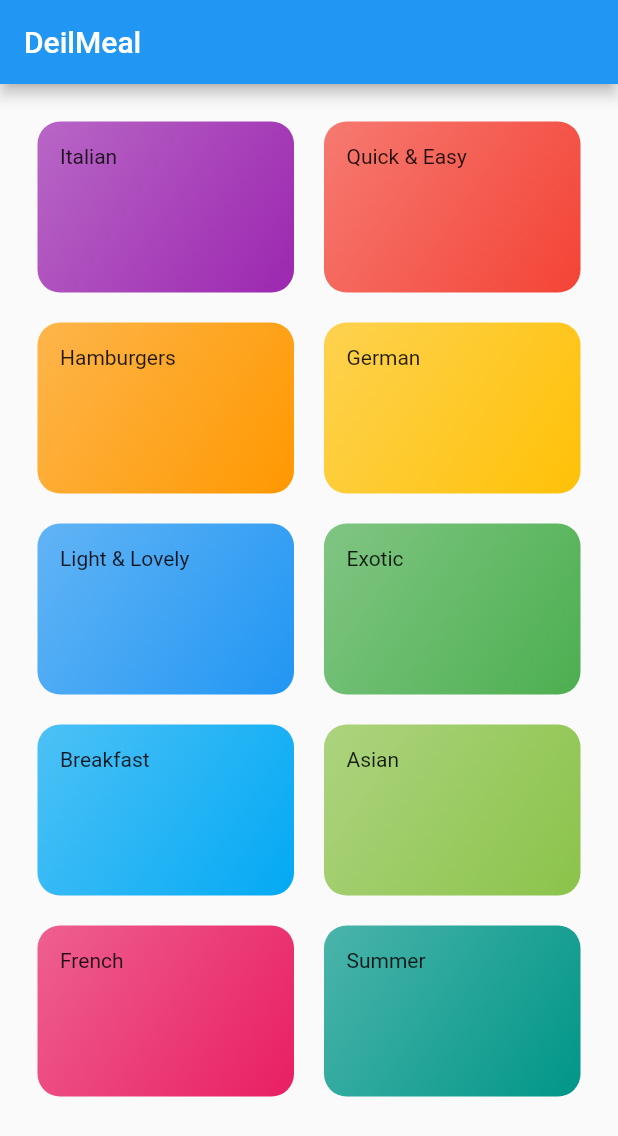
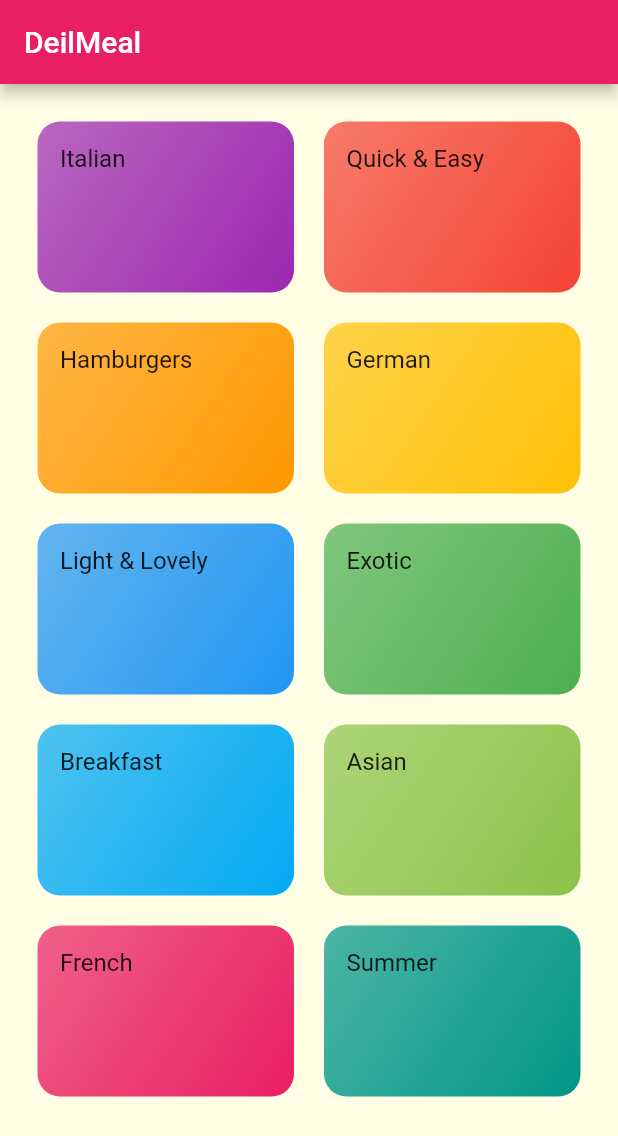
Before and after one commit to Vagabond8024/meals_app, a Flutter app: the screen it shows after launch, on a phone screen of 412 x 824 dp. Shown: the top 1136 px of the screen. Run offline on Flutter 3.47's test engine with Material 2 defaults, Android fonts, the phone set to English and light mode, and no system bars.

Commit message:
theming added

```diff
--- a/lib/categories_screen.dart
+++ b/lib/categories_screen.dart
@@ -19,7 +19,7 @@ class CategoriesScreen extends StatelessWidget {
           crossAxisSpacing: 20,
           mainAxisSpacing: 20,
         ),
-        children: DUMMY_CATEGORIES
+        children: dummyCategories
             .map((catData) =>
                 CategoryItem(title: catData.title, color: catData.color))
             .toList(),
--- a/lib/category_item.dart
+++ b/lib/category_item.dart
@@ -10,7 +10,6 @@ class CategoryItem extends StatelessWidget {
   Widget build(BuildContext context) {
     return Container(
       padding: const EdgeInsets.all(15),
-      child: Text(title),
       decoration: BoxDecoration(
         gradient: LinearGradient(
             colors: [color.withOpacity(0.7), color],
@@ -18,6 +17,10 @@ class CategoryItem extends StatelessWidget {
             end: Alignment.bottomRight),
         borderRadius: BorderRadius.circular(15),
       ),
+      child: Text(
+        title,
+        style: Theme.of(context).textTheme.titleMedium,
+      ),
     );
   }
 }
--- a/lib/dummy_data.dart
+++ b/lib/dummy_data.dart
@@ -2,7 +2,7 @@ import 'package:flutter/material.dart';
 
 import './models/category.dart';
 
-const DUMMY_CATEGORIES = [
+const dummyCategories = [
   Category(
     id: 'c1',
     title: 'Italian',
--- a/lib/main.dart
+++ b/lib/main.dart
@@ -1,17 +1,32 @@
 import 'package:flutter/material.dart';
 import 'package:meals_app/categories_screen.dart';
 
-void main() => runApp(MyApp());
+void main() => runApp(const MyApp());
 
 class MyApp extends StatelessWidget {
+  const MyApp({Key? key}) : super(key: key);
+
   @override
   Widget build(BuildContext context) {
     return MaterialApp(
       title: 'DeliMeals',
       theme: ThemeData(
-        primarySwatch: Colors.blue,
-      ),
-      home: CategoriesScreen(),
+          canvasColor: const Color.fromRGBO(255, 254, 229, 1),
+          colorScheme:
+              ColorScheme.fromSwatch(primarySwatch: Colors.pink).copyWith(
+            secondary: Colors.amber,
+          ),
+          fontFamily: 'Raleway',
+          textTheme: ThemeData.light().textTheme.copyWith(
+                bodyText1:
+                    const TextStyle(color: Color.fromRGBO(20, 51, 51, 1)),
+                bodyText2:
+                    const TextStyle(color: Color.fromRGBO(20, 51, 51, 1)),
+
+                // titleMedium: const TextStyle(
+                //     fontSize: 15, fontFamily: 'RobotoCondensed'),
+              )),
+      home: const CategoriesScreen(),
     );
   }
 }
```
Also changed, not shown: pubspec.yaml (+17 -6 lines).
